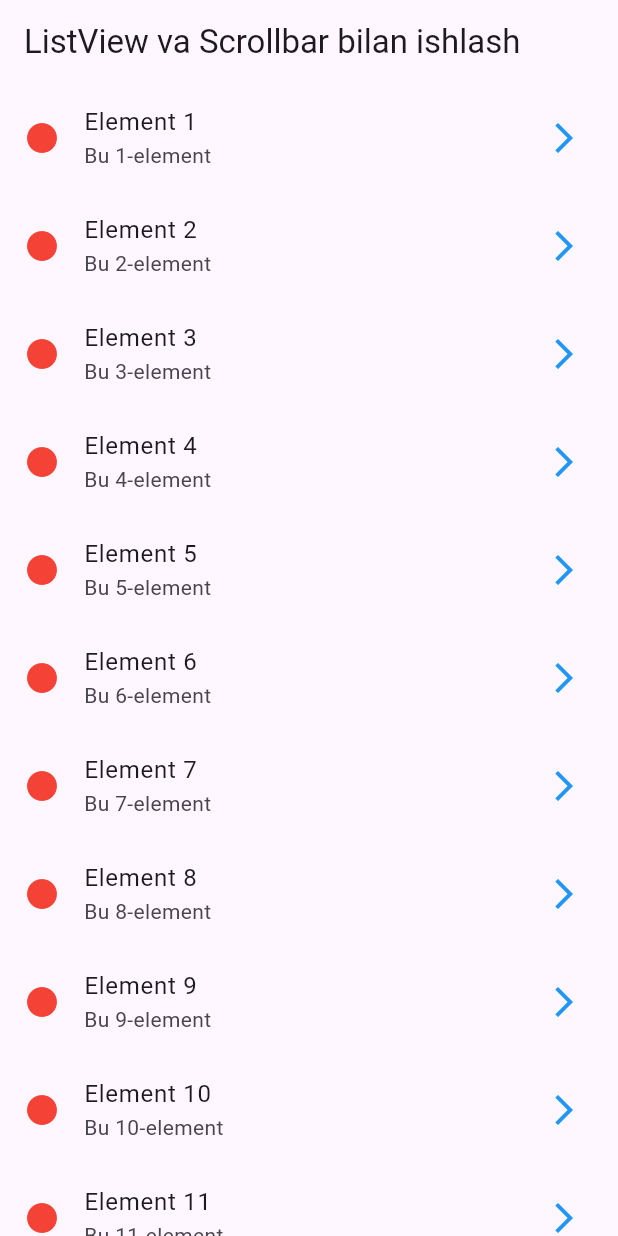
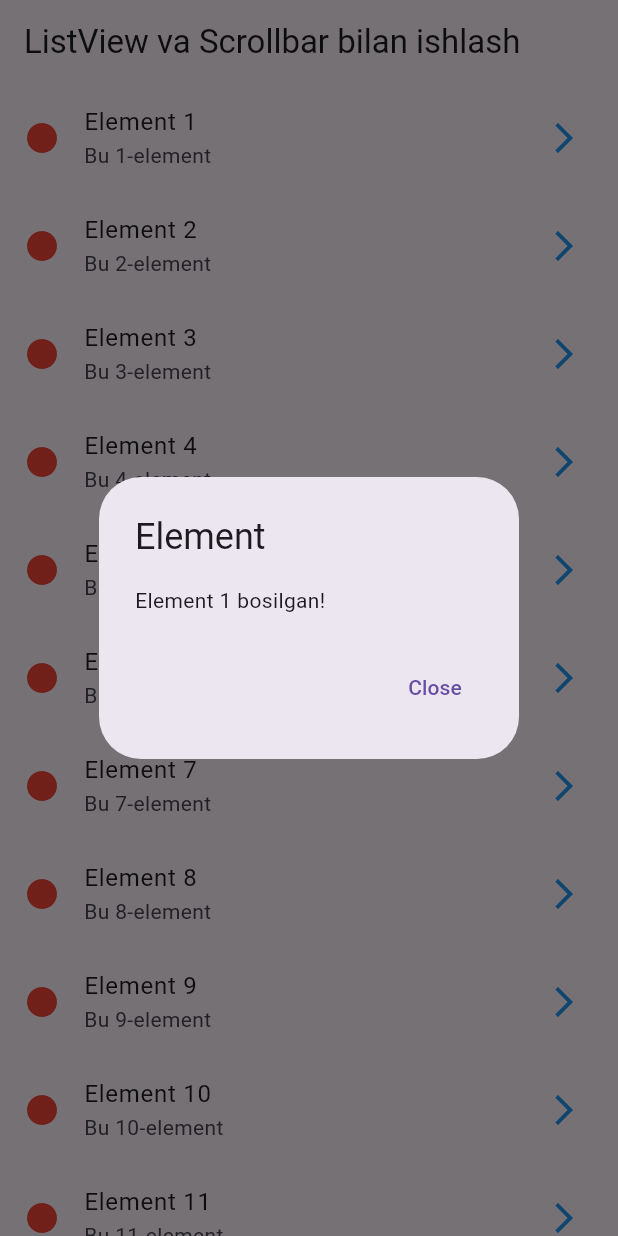
Before and after one commit to Axmedov2004/my_first-app-flutter, a Flutter app: the screen it shows after launch, after a tap on an icon or button, on a phone screen of 412 x 824 dp. Run offline on Flutter 3.47's test engine with Material 3 defaults, Android fonts, the phone set to English and light mode, and no system bars.

Commit message:
second commit

```diff
--- a/lib/main.dart
+++ b/lib/main.dart
@@ -20,7 +20,7 @@ class ListViewScreen extends StatelessWidget {
   Widget build(BuildContext context) {
     return Scaffold(
       appBar: AppBar(title: Text('ListView va Scrollbar bilan ishlash')),
-      body: Scrollbar( // Scrollbar qo‘shamiz
+      body: Scrollbar(
         thickness: 10, // Scrollbar qalinligi
         radius: Radius.circular(5), // Scrollbar yumaloqligi
         child: ListView.builder(
@@ -30,9 +30,27 @@ class ListViewScreen extends StatelessWidget {
               leading: Icon(Icons.circle, color: Colors.red), // Chap tarafda ikonka
               title: Text('Element ${index + 1}'),
               subtitle: Text('Bu ${index + 1}-element'),
-              trailing: Icon(Icons.arrow_forward_ios, color: Colors.blue,), // O‘ng tomonda ikonka
+              trailing: Icon(Icons.arrow_forward_ios, color: Colors.blue), // O‘ng tomonda ikonka
               onTap: () {
-                print('Element ${index + 1} bosildi');
+                // List elementga bosilganda dialogni ochish
+                showDialog(
+                  context: context,
+                  builder: (BuildContext context) {
+                    return AlertDialog(
+                      title: Text('Element'),
+                      content: Text('Element ${index + 1} bosilgan!'),
+                      actions: <Widget>[
+                        TextButton(
+                          onPressed: () {
+                            // Dialogni yopish
+                            Navigator.of(context).pop();
+                          },
+                          child: Text('Close'),
+                        ),
+                      ],
+                    );
+                  },
+                );
               },
             );
           },
```
